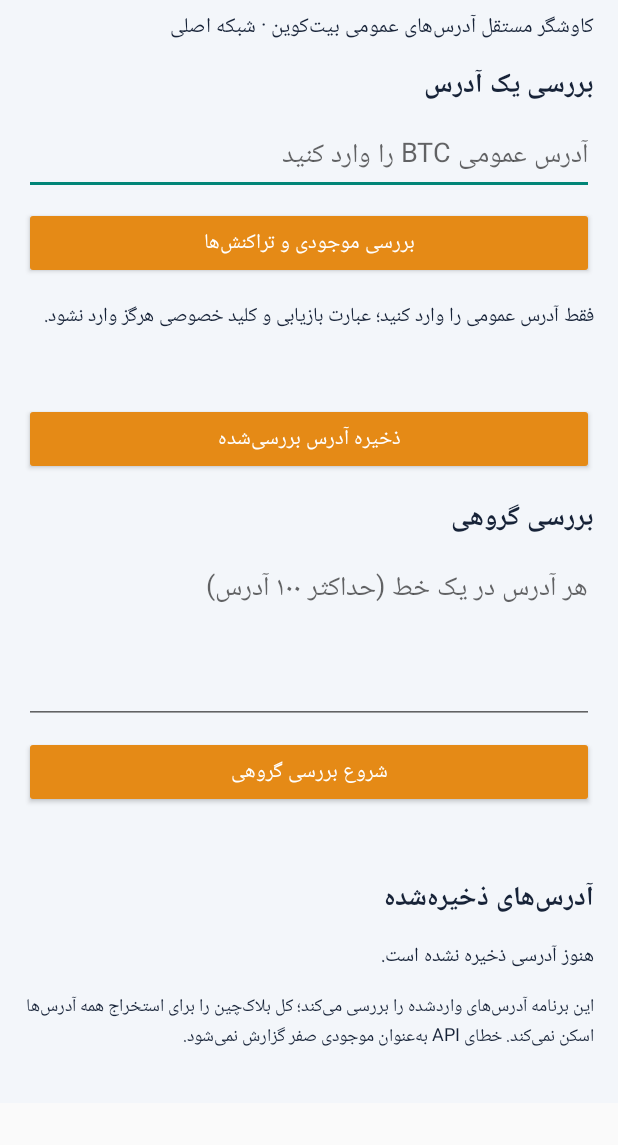
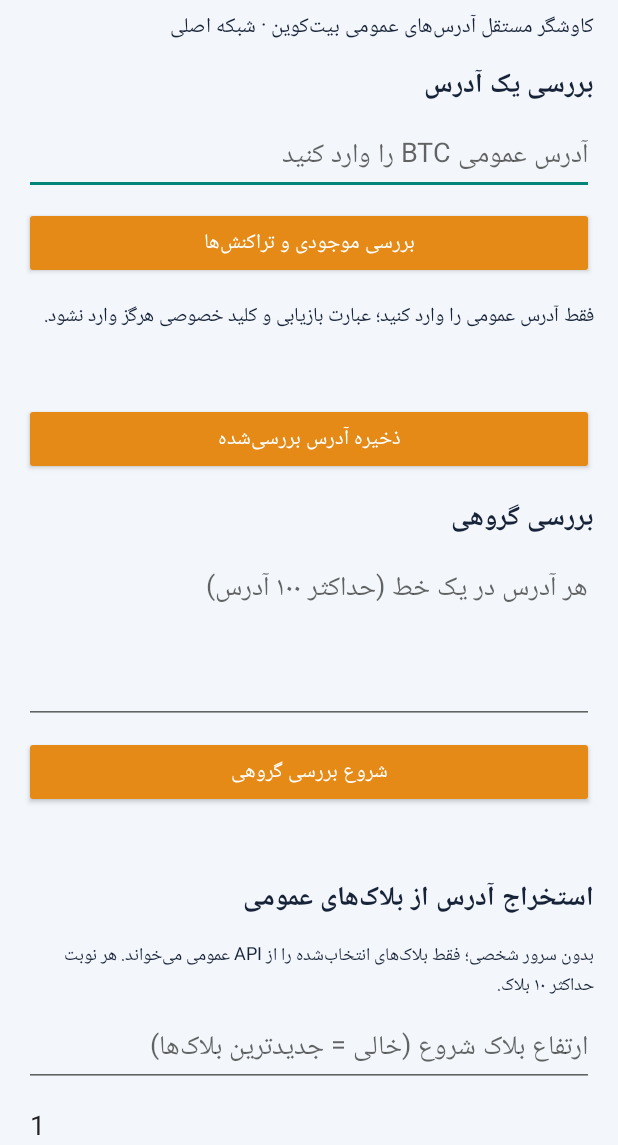
Before and after one commit to hjo16442/Bitcoin-Address-Explorer, an Android app: the screen it shows after launch (MainActivity), on a phone screen of 412 x 824 dp, the part 91-1236 px from its top. Run offline under Robolectric (Android 15) with nearby library versions, the phone set to English and light mode, and no system bars.

Commit message:
Add no-server public block scan UI

```diff
--- a/app/src/main/java/com/bitcoinaddressexplorer/MainActivity.java
+++ b/app/src/main/java/com/bitcoinaddressexplorer/MainActivity.java
@@ -16,9 +16,9 @@ import java.util.concurrent.*;
 public class MainActivity extends Activity {
     private static final String API = "https://mempool.space/api";
     private final ExecutorService worker = Executors.newSingleThreadExecutor();
-    private EditText addressInput, bulkInput;
-    private TextView status, result, bulkResult, savedView;
-    private Button checkButton, bulkButton;
+    private EditText addressInput, bulkInput, scanStartInput, scanCountInput;
+    private TextView status, result, bulkResult, scanResult, savedView;
+    private Button checkButton, bulkButton, scanButton;
     private SharedPreferences prefs;
 
     @Override public void onCreate(Bundle state) {
@@ -61,11 +61,27 @@ public class MainActivity extends Activity {
         page.addView(bulkInput);
         bulkButton = button("شروع بررسی گروهی"); page.addView(bulkButton);
         bulkResult = text("", 14, false); page.addView(bulkResult);
+
+        page.addView(text("استخراج آدرس از بلاک‌های عمومی", 18, true));
+        page.addView(text("بدون سرور شخصی؛ فقط بلاک‌های انتخاب‌شده را از API عمومی می‌خواند. هر نوبت حداکثر ۱۰ بلاک.", 12, false));
+        scanStartInput = new EditText(this); scanStartInput.setSingleLine(true);
+        scanStartInput.setInputType(android.text.InputType.TYPE_CLASS_NUMBER);
+        scanStartInput.setHint("ارتفاع بلاک شروع (خالی = جدیدترین بلاک‌ها)");
+        page.addView(scanStartInput);
+        scanCountInput = new EditText(this); scanCountInput.setSingleLine(true);
+        scanCountInput.setInputType(android.text.InputType.TYPE_CLASS_NUMBER);
+        scanCountInput.setText("1"); scanCountInput.setHint("تعداد بلاک‌ها (۱ تا ۱۰)");
+        page.addView(scanCountInput);
+        scanButton = button("استخراج آدرس‌های این بلاک‌ها"); page.addView(scanButton);
+        scanResult = text("آدرس‌های پیدا‌شده به‌صورت محلی ذخیره می‌شوند؛ این کار کل تاریخ بیت‌کوین را اسکن نمی‌کند.", 13, false);
+        page.addView(scanResult);
+
         page.addView(text("آدرس‌های ذخیره‌شده", 18, true));
         savedView = text("", 13, false); page.addView(savedView);
-        page.addView(text("این برنامه آدرس‌های واردشده را بررسی می‌کند؛ کل بلاک‌چین را برای استخراج همه آدرس‌ها اسکن نمی‌کند. خطای API به‌عنوان موجودی صفر گزارش نمی‌شود.", 12, false));
+        page.addView(text("این برنامه فقط آدرس‌های عمومی ظاهرشده در بلاک‌های اسکن‌شده یا واردشده را می‌شناسد. آدرس‌های استفاده‌نشده قابل کشف نیستند. خطای API به‌عنوان موجودی صفر گزارش نمی‌شود.", 12, false));
         checkButton.setOnClickListener(v -> checkSingle());
         bulkButton.setOnClickListener(v -> checkBulk());
+        scanButton.setOnClickListener(v -> startBlockScan());
         setContentView(scroll);
     }
     private Button button(String s) {
@@ -151,11 +167,40 @@ public class MainActivity extends Activity {
             runOnUiThread(() -> { bulkButton.setEnabled(true); status.setText("بررسی گروهی پایان یافت."); showSaved(); });
         });
     }
+    private void startBlockScan() {
+        final String start = scanStartInput.getText().toString().trim();
+        final String count = scanCountInput.getText().toString().trim();
+        scanButton.setEnabled(false);
+        scanResult.setText("در حال دریافت اطلاعات بلاک‌ها؛ برنامه را باز نگه دار...");
+        worker.execute(() -> {
+            try {
+                BlockAddressScanner.scan(this, start, count, new BlockAddressScanner.Callback() {
+                    @Override public void onProgress(String message) {
+                        runOnUiThread(() -> scanResult.setText(message));
+                    }
+                    @Override public void onComplete(int blocks, int added, int total) {
+                        runOnUiThread(() -> {
+                            scanResult.setText("پایان اسکن. بلاک‌های بررسی‌شده: " + blocks +
+                                "\nآدرس جدید ذخیره‌شده: " + added + "\nکل آدرس‌های ذخیره‌شده: " + total);
+                            scanButton.setEnabled(true); showSaved();
+                        });
+                    }
+                    @Override public void onError(String message) {
+                        runOnUiThread(() -> { scanResult.setText("اسکن متوقف شد: " + message + "\nآدرس‌های بلاک‌های کامل‌شده حفظ شده‌اند."); scanButton.setEnabled(true); showSaved(); });
+                    }
+                });
+            } catch (Exception e) {
+                runOnUiThread(() -> { scanResult.setText("خطا: " + e.getMessage()); scanButton.setEnabled(true); });
+            }
+        });
+    }
     private void showSaved() {
         java.util.Map<String,?> all = prefs.getAll();
         StringBuilder b = new StringBuilder();
-        for (String k : all.keySet()) if (k.startsWith("a_")) b.append(k.substring(2)).append("\n");
-        savedView.setText(b.length()==0 ? "هنوز آدرسی ذخیره نشده است." : b.toString());
+        int count = 0;
+        for (String k : all.keySet()) if (k.startsWith("a_")) { count++; if (count <= 300) b.append(k.substring(2)).append("\n"); }
+        savedView.setText(count == 0 ? "هنوز آدرسی ذخیره نشده است." :
+            "تعداد کل: " + count + (count > 300 ? " (نمایش ۳۰۰ مورد اول)\n" : "\n") + b.toString());
     }
     @Override protected void onDestroy() { super.onDestroy(); worker.shutdownNow(); }
 }
```
